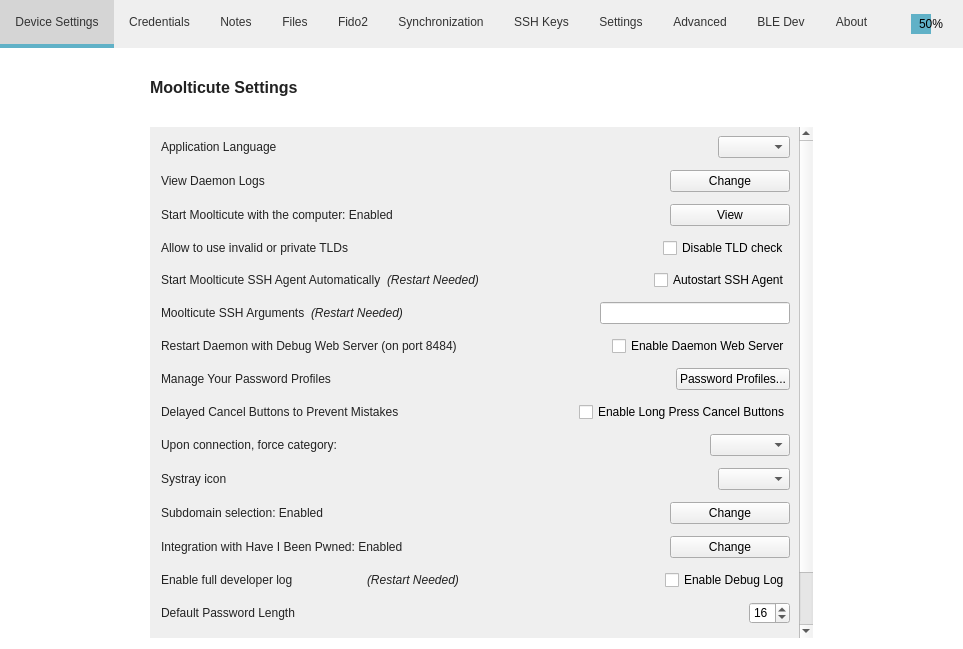
mooltipass/moolticute, file src/MainWindow.ui: the form before one commit.
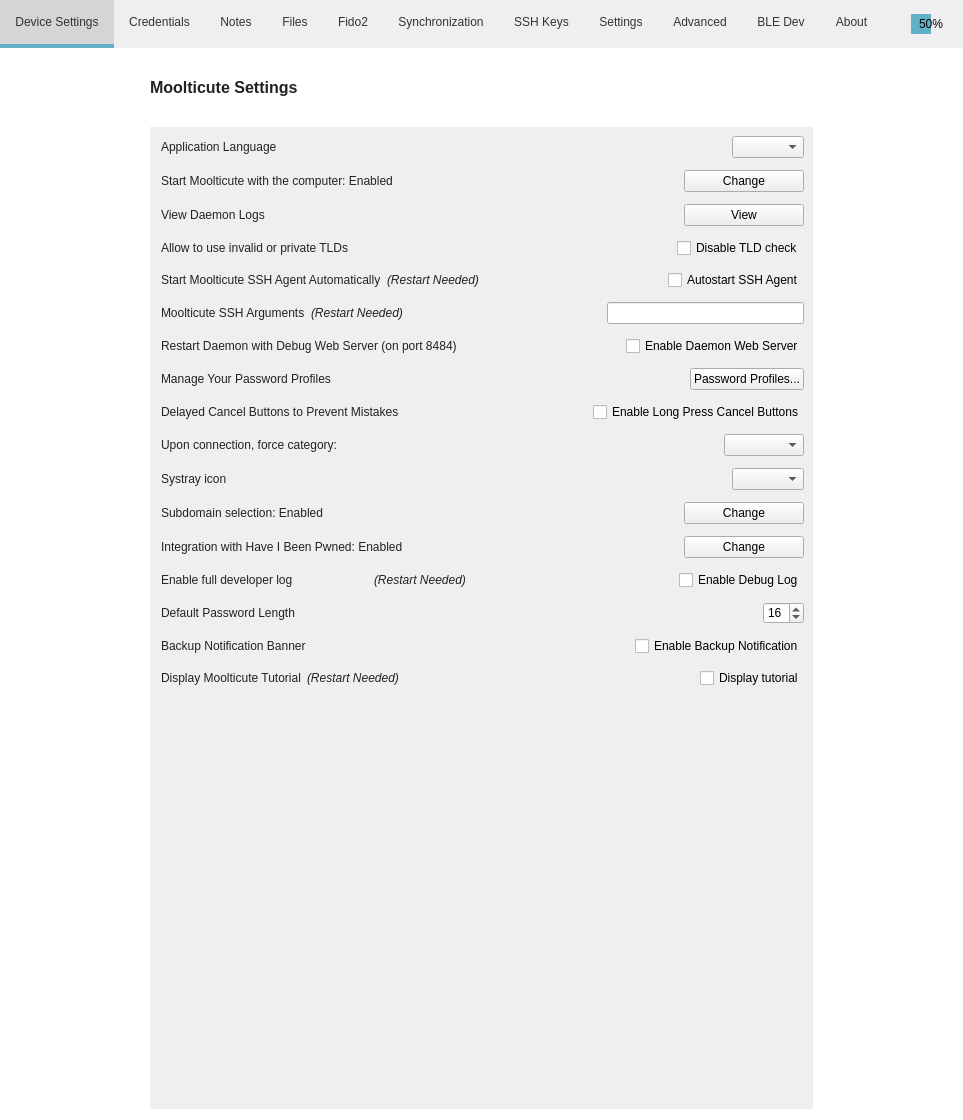
The form after the commit. Icons and pictures are not drawn. Custom widgets are drawn as their Qt base class.

The edit to the form file:
```diff
--- a/src/MainWindow.ui
+++ b/src/MainWindow.ui
@@ -7,7 +7,7 @@
     <x>0</x>
     <y>0</y>
     <width>946</width>
-    <height>632</height>
+    <height>1120</height>
    </rect>
   </property>
   <property name="sizePolicy">
@@ -3930,7 +3930,7 @@
                <x>0</x>
                <y>0</y>
                <width>646</width>
-               <height>874</height>
+               <height>941</height>
               </rect>
              </property>
              <property name="autoFillBackground">
@@ -3982,7 +3982,7 @@
               <item>
                <layout class="QHBoxLayout" name="horizontalLayout_17">
                 <item>
-                 <widget class="QLabel" name="label_32">
+                 <widget class="QLabel" name="labelAutoStart">
                   <property name="sizePolicy">
                    <sizepolicy hsizetype="MinimumExpanding" vsizetype="Preferred">
                     <horstretch>0</horstretch>
@@ -3990,7 +3990,7 @@
                    </sizepolicy>
                   </property>
                   <property name="text">
-                   <string>View Daemon Logs</string>
+                   <string>Start Moolticute with the computer: Enabled</string>
                   </property>
                  </widget>
                 </item>
@@ -4025,7 +4025,7 @@
               <item>
                <layout class="QHBoxLayout" name="horizontalLayout_16">
                 <item>
-                 <widget class="QLabel" name="labelAutoStart">
+                 <widget class="QLabel" name="label_32">
                   <property name="sizePolicy">
                    <sizepolicy hsizetype="MinimumExpanding" vsizetype="Preferred">
                     <horstretch>0</horstretch>
@@ -4033,7 +4033,7 @@
                    </sizepolicy>
                   </property>
                   <property name="text">
-                   <string>Start Moolticute with the computer: Enabled</string>
+                   <string>View Daemon Logs</string>
                   </property>
                  </widget>
                 </item>
```
Left out of the diff: 4 changed lines with no effect on the pictures.
